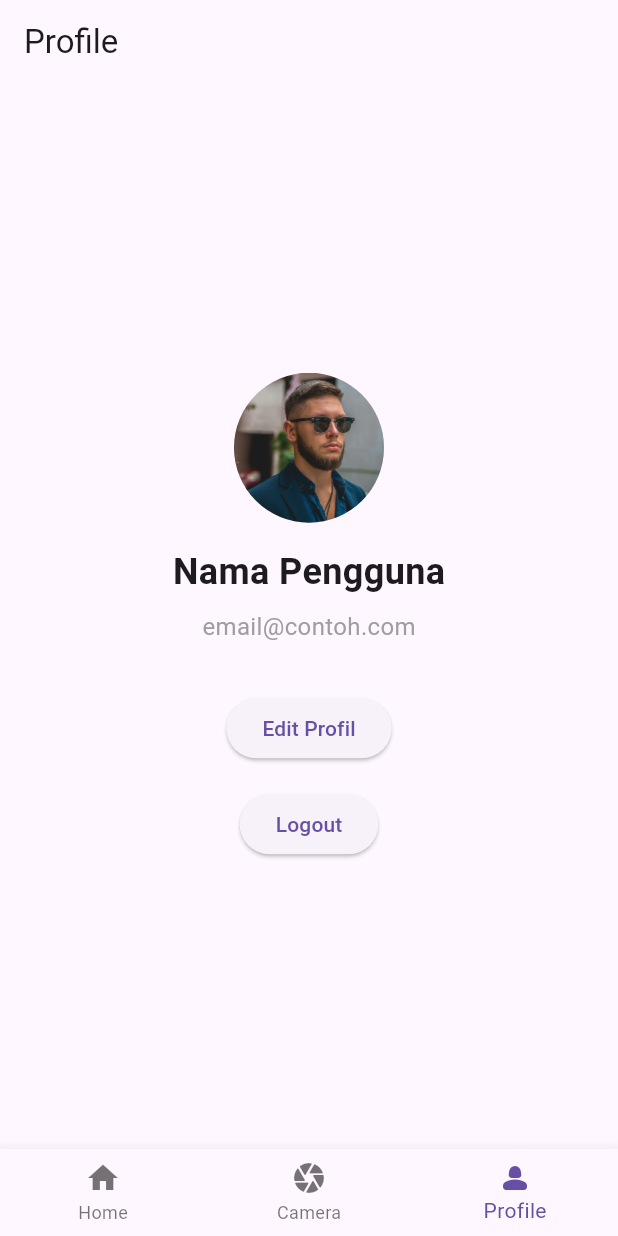
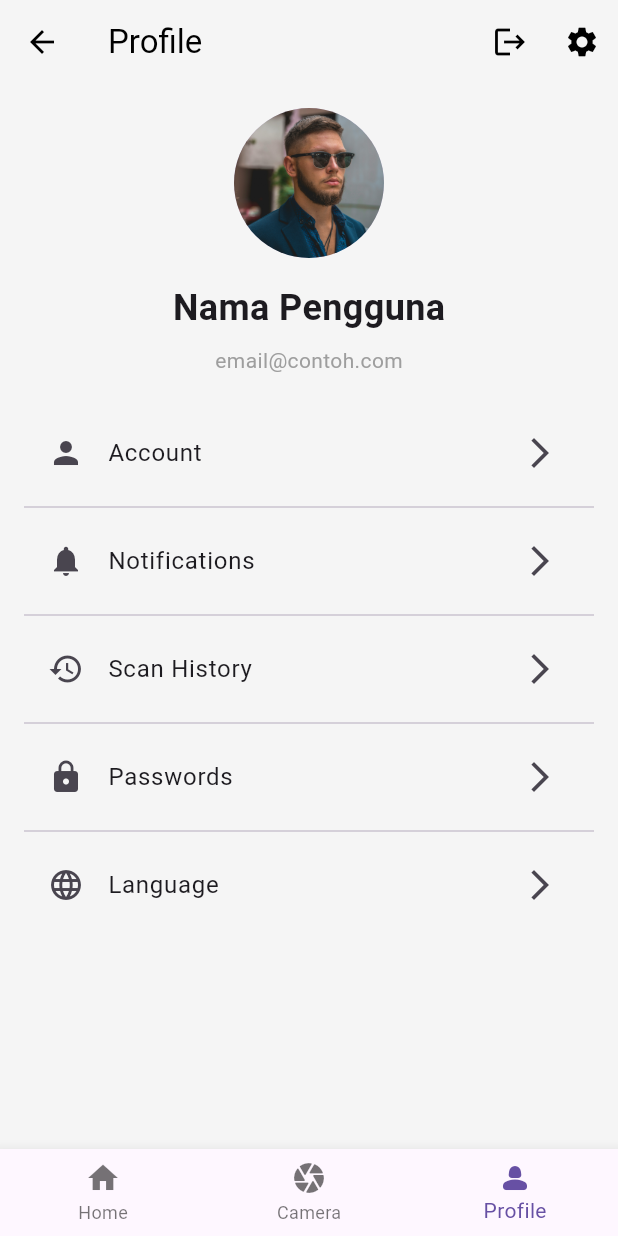
Before and after one commit to aryachandrak/PBL-Semester-5, a Flutter app: the screen it shows after launch, item 3 of the bottom bar chosen, on a phone screen of 412 x 824 dp. Run offline on Flutter 3.47's test engine with Material 3 defaults, Android fonts, the phone set to English and light mode, and no system bars; our stand-ins replace camera, gap, google_fonts; missing offline and left inert: external_path, media_scanner.

Commit message:
edit layout profile page

```diff
--- a/plugin_camera/lib/profile_page.dart
+++ b/plugin_camera/lib/profile_page.dart
@@ -6,19 +6,38 @@ class ProfilePage extends StatelessWidget {
   @override
   Widget build(BuildContext context) {
     return Scaffold(
+      backgroundColor: Colors.grey[100],
       appBar: AppBar(
-        title: const Text('Profile'),
+        title: const Text('Profile', style: TextStyle(color: Colors.black)),
+        backgroundColor: Colors.transparent,
+        elevation: 0,
+        leading: IconButton(
+          icon: const Icon(Icons.arrow_back, color: Colors.black),
+          onPressed: () {
+            // Tindakan kembali
+          },
         ),
-      body: Center(
-        child: Padding(
-          padding: const EdgeInsets.all(16.0),
-          child: Column(
-            mainAxisSize: MainAxisSize.min,
-            mainAxisAlignment: MainAxisAlignment.center,
+        actions: [
+          IconButton(
+            icon: const Icon(Icons.logout, color: Colors.black),
+            onPressed: () {
+              // Tindakan log out
+            },
+          ),
+          IconButton(
+            icon: const Icon(Icons.settings, color: Colors.black),
+            onPressed: () {
+              // Tindakan pengaturan
+            },
+          ),
+        ],
+      ),
+      body: Column(
         children: [
+          const SizedBox(height: 16),
           CircleAvatar(
             radius: 50,
-                backgroundImage: AssetImage('assets/contoh_profile.jpg'), // Ganti dengan URL foto profil
+            backgroundImage: AssetImage('assets/contoh_profile.jpg'), // Ganti dengan jalur gambar avatar
           ),
           const SizedBox(height: 16),
           const Text(
@@ -28,25 +47,61 @@ class ProfilePage extends StatelessWidget {
           const SizedBox(height: 8),
           const Text(
             'email@contoh.com',
-                style: TextStyle(fontSize: 16, color: Colors.grey),
+            style: TextStyle(fontSize: 14, color: Colors.grey),
           ),
-              const SizedBox(height: 32),
-              ElevatedButton(
-                onPressed: () {
-                  // Tindakan untuk mengedit profil
+          const SizedBox(height: 24),
+          Expanded(
+            child: ListView(
+              padding: const EdgeInsets.symmetric(horizontal: 16.0),
+              children: [
+                ListTile(
+                  leading: const Icon(Icons.person),
+                  title: const Text('Account'),
+                  trailing: const Icon(Icons.arrow_forward_ios),
+                  onTap: () {
+                    // Tindakan untuk Account
                   },
-                child: const Text('Edit Profil'),
                 ),
-              const SizedBox(height: 16),
-              ElevatedButton(
-                onPressed: () {
-                  // Tindakan untuk logout
+                const Divider(),
+                ListTile(
+                  leading: const Icon(Icons.notifications),
+                  title: const Text('Notifications'),
+                  trailing: const Icon(Icons.arrow_forward_ios),
+                  onTap: () {
+                    // Tindakan untuk Notifications
                   },
-                child: const Text('Logout'),
+                ),
+                const Divider(),
+                ListTile(
+                  leading: const Icon(Icons.history),
+                  title: const Text('Scan History'),
+                  trailing: const Icon(Icons.arrow_forward_ios),
+                  onTap: () {
+                    // Tindakan untuk Devices
+                  },
+                ),
+                const Divider(),
+                ListTile(
+                  leading: const Icon(Icons.lock),
+                  title: const Text('Passwords'),
+                  trailing: const Icon(Icons.arrow_forward_ios),
+                  onTap: () {
+                    // Tindakan untuk Passwords
+                  },
+                ),
+                const Divider(),
+                ListTile(
+                  leading: const Icon(Icons.language),
+                  title: const Text('Language'),
+                  trailing: const Icon(Icons.arrow_forward_ios),
+                  onTap: () {
+                    // Tindakan untuk Language
+                  },
                 ),
               ],
             ),
           ),
+        ],
       ),
     );
   }
--- a/plugin_camera/pubspec.yaml
+++ b/plugin_camera/pubspec.yaml
@@ -63,6 +63,7 @@ flutter:
 
   # To add assets to your application, add an assets section, like this:
   assets:
+    - assets/
     - assets/logo2.png
     - assets/history.png
     - assets/tips.png
```
Lines whose indentation alone changed are shown as unchanged.
